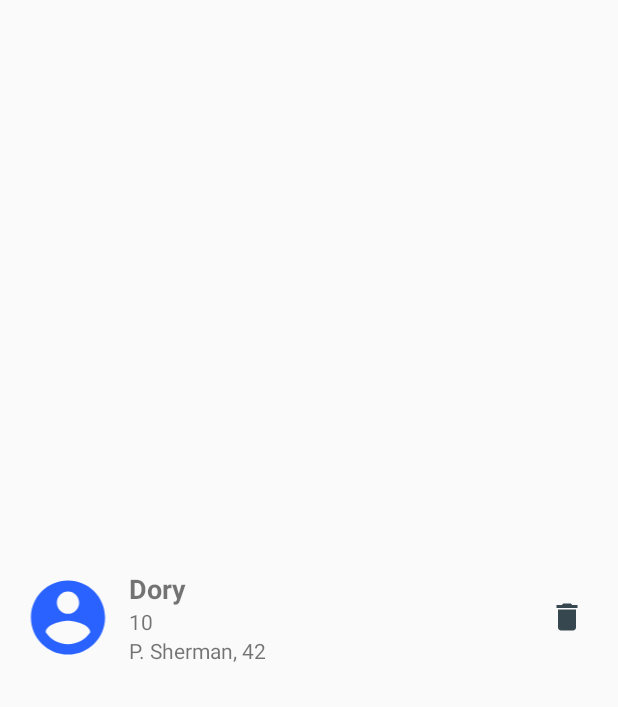
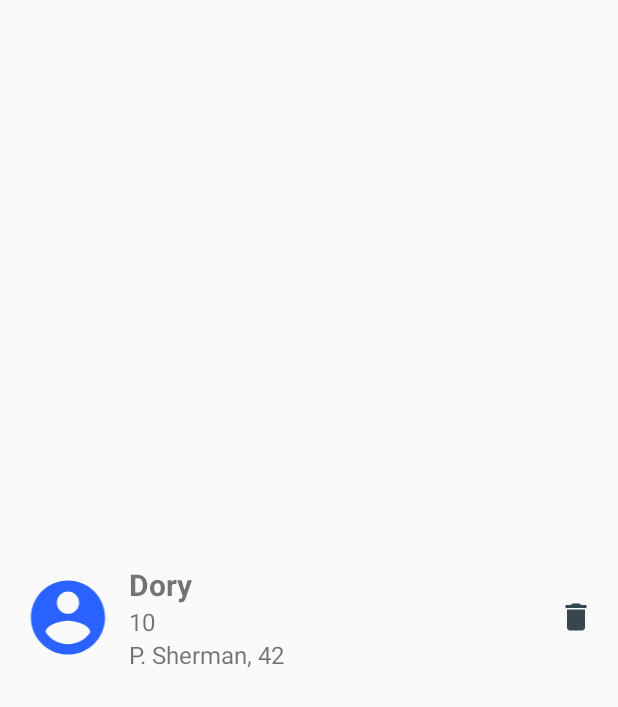
Before and after one commit to lucas-mdo/StudentProject, an Android app: the layout adapter_item_student.xml on its own in the app's theme, with its tools: preview values and no code run, on a phone screen of 412 x 824 dp. Shown: the top 707 px of the screen. Run offline under Robolectric (Android 15) with nearby library versions, the phone set to English and light mode, and no system bars.

Commit message:
Increased size of texts and fixed a bug with layout weights.

```diff
--- a/app/src/main/res/layout/adapter_item_student.xml
+++ b/app/src/main/res/layout/adapter_item_student.xml
@@ -31,7 +31,7 @@
         <TextView
             android:layout_width="wrap_content"
             android:layout_height="wrap_content"
-            android:textSize="18sp"
+            android:textSize="20sp"
             android:textStyle="bold"
             android:text="Dory"
             android:id="@+id/txtName"
@@ -40,7 +40,7 @@
         <TextView
             android:layout_width="wrap_content"
             android:layout_height="wrap_content"
-            android:textSize="14sp"
+            android:textSize="16sp"
             android:text="10"
             android:id="@+id/txtAge"
             />
@@ -48,26 +48,28 @@
         <TextView
             android:layout_width="wrap_content"
             android:layout_height="wrap_content"
-            android:textSize="14sp"
+            android:textSize="16sp"
             android:text="P. Sherman, 42"
             android:id="@+id/txtAddress"
             />
     </LinearLayout>
 
-    <LinearLayout
-        android:layout_width="0dp"
-        android:layout_height="wrap_content"
-        android:orientation="vertical"
-        android:layout_gravity="center_vertical"
-        android:layout_weight="1">
+    <!--<LinearLayout-->
+        <!--android:layout_width="0dp"-->
+        <!--android:layout_height="wrap_content"-->
+        <!--android:orientation="vertical"-->
+        <!--android:layout_gravity="center_vertical"-->
+        <!--android:layout_weight="1">-->
 
         <!-- Remove icon -->
         <ImageView
-            android:layout_width="24dp"
+            android:layout_width="0dp"
             android:layout_height="24dp"
+            android:layout_weight="1"
+            android:layout_gravity="center_vertical"
             android:src="@drawable/ic_delete_blue_grey_800_24dp"
             android:id="@+id/imgDelete"
             />
-    </LinearLayout>
+    <!--</LinearLayout>-->
 
 </LinearLayout>
```
